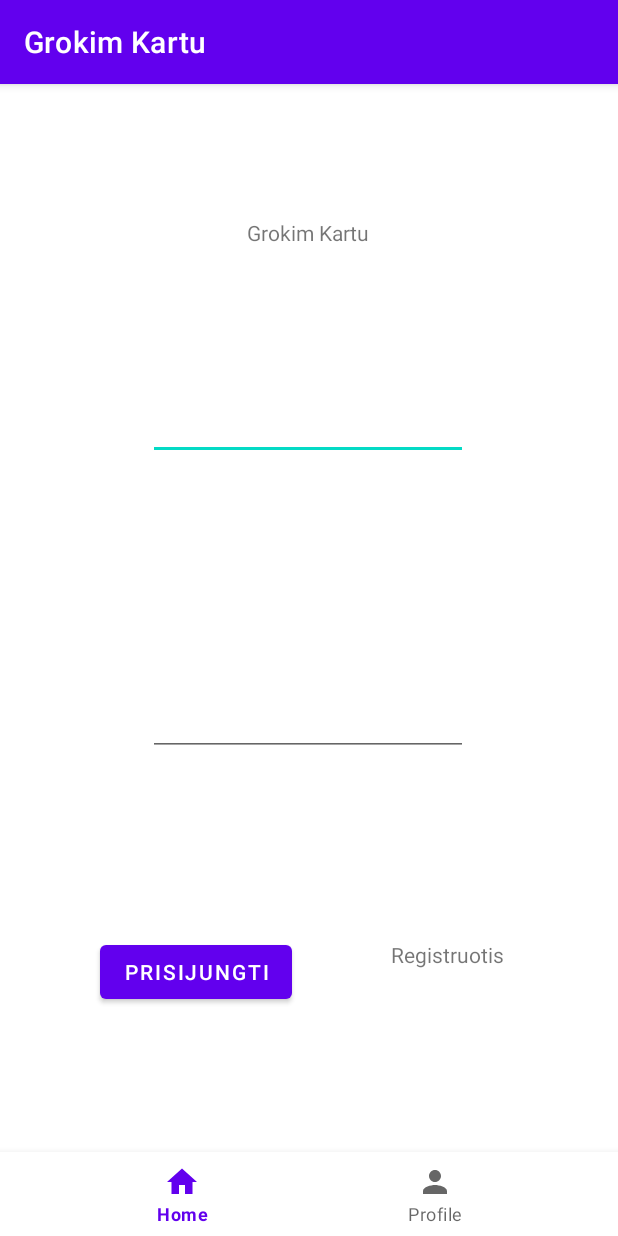
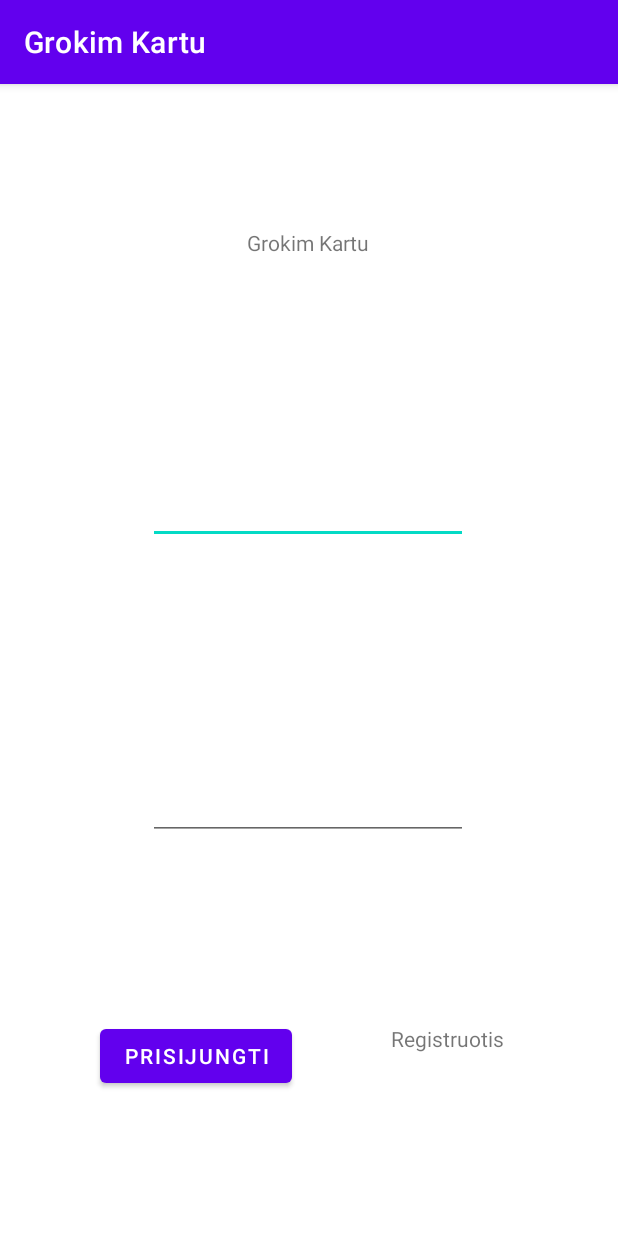
Before and after one commit to daumantasp/grokim_kartu, an Android app: the screen it shows after launch (MainActivity), on a phone screen of 412 x 824 dp. Run offline under Robolectric (Android 15) with nearby library versions, the phone set to English and light mode, and no system bars; our stand-ins replace navigation-ui.

```diff
--- a/app/src/main/java/com/dauma/grokimkartu/ui/MainActivity.kt
+++ b/app/src/main/java/com/dauma/grokimkartu/ui/MainActivity.kt
@@ -1,6 +1,8 @@
 package com.dauma.grokimkartu.ui
 
 import android.os.Bundle
+import android.util.Log
+import android.view.View
 import androidx.appcompat.app.AppCompatActivity
 import androidx.navigation.fragment.NavHostFragment
 import androidx.navigation.ui.setupWithNavController
@@ -8,6 +10,12 @@ import com.dauma.grokimkartu.R
 import com.google.android.material.bottomnavigation.BottomNavigationView
 
 class MainActivity : AppCompatActivity() {
+    private var bottomNavigationView: BottomNavigationView? = null
+
+    companion object {
+        val TAG = "MainActivity"
+    }
+
     override fun onCreate(savedInstanceState: Bundle?) {
         super.onCreate(savedInstanceState)
         setContentView(R.layout.activity_main)
@@ -15,9 +23,24 @@ class MainActivity : AppCompatActivity() {
     }
 
     private fun initializeBottomNavigation() {
-        val bottomNavigationView = findViewById<BottomNavigationView>(R.id.bottom_nav)
+        bottomNavigationView = findViewById<BottomNavigationView>(R.id.bottom_nav)
         val navHostFragment = supportFragmentManager.findFragmentById(R.id.nav_host_fragment) as NavHostFragment
         val navController = navHostFragment.navController
-        bottomNavigationView.setupWithNavController(navController)
+        bottomNavigationView!!.setupWithNavController(navController)
+
+        navController.addOnDestinationChangedListener { _, destination, _ ->
+            when (destination.id) {
+                R.id.loginFragment -> showBottomNavigation(false)
+                else -> showBottomNavigation(true)
+            }
+        }
+    }
+
+    private fun showBottomNavigation(show: Boolean) {
+        if (bottomNavigationView == null) {
+            Log.d(TAG, "ERROR: bottomNavigationView is not initialized")
+        }
+
+        bottomNavigationView!!.visibility = if (show == true) View.VISIBLE else View.GONE
     }
 }
```
